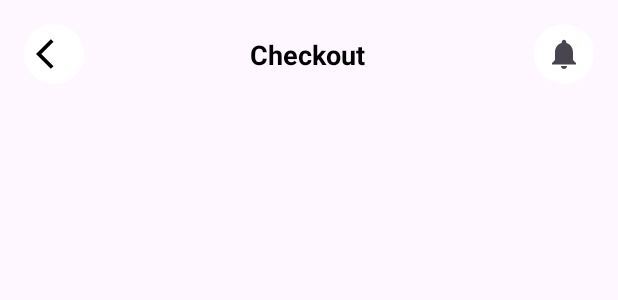
After one commit to yogzism890/Omurice, an Android app built with Jetpack Compose: the layout fragment_checkout.xml on its own in the app's theme, with its tools: preview values and no code run, on a phone screen of 412 x 824 dp. The commit adds this screen. Shown: the top 300 px of the screen. Run offline under Robolectric (Android 15) with nearby library versions, the phone set to English and light mode, and no system bars.

Commit message:
Menambahkan fragment_checkout yang berisi tampilan tombol Back dan Notifikasi dengan latar belakang berbentuk oval, serta menampilkan judul halaman dengan TextView bertuliskan "Checkout".

```diff
--- a/app/src/main/java/com/uti/omurice/MainActivity.kt
+++ b/app/src/main/java/com/uti/omurice/MainActivity.kt
@@ -23,6 +23,7 @@ class MainActivity : AppCompatActivity() {
         }
 
 
+
         ViewCompat.setOnApplyWindowInsetsListener(binding.root) { v, insets ->
             val systemBars = insets.getInsets(WindowInsetsCompat.Type.systemBars())
             v.setPadding(systemBars.left, systemBars.top, systemBars.right, systemBars.bottom)
--- a/app/src/main/java/com/uti/omurice/TampilanUtama.kt
+++ b/app/src/main/java/com/uti/omurice/TampilanUtama.kt
@@ -19,7 +19,7 @@ class TampilanUtama : AppCompatActivity() {
         setContentView(binding.root)
 
 //        membuka cart_fragment
-        binding.imageView4.setOnClickListener {
+        binding.btnCart.setOnClickListener {
             supportFragmentManager.beginTransaction()
                 .replace(R.id.fragment_container, CartFragment())
                 .commit()
--- /dev/null
+++ b/app/src/main/res/drawable/baseline_notifications.xml
@@ -0,0 +1,10 @@
+<vector xmlns:android="http://schemas.android.com/apk/res/android"
+    android:width="24dp"
+    android:height="24dp"
+    android:viewportWidth="24"
+    android:viewportHeight="24"
+    android:tint="?attr/colorControlNormal">
+  <path
+      android:fillColor="@android:color/black"
+      android:pathData="M12,22c1.1,0 2,-0.9 2,-2h-4c0,1.1 0.89,2 2,2zM18,16v-5c0,-3.07 -1.64,-5.64 -4.5,-6.32L13.5,4c0,-0.83 -0.67,-1.5 -1.5,-1.5s-1.5,0.67 -1.5,1.5v0.68C7.63,5.36 6,7.92 6,11v5l-2,2v1h16v-1l-2,-2z"/>
+</vector>
--- a/app/src/main/res/layout/fragment_cart.xml
+++ b/app/src/main/res/layout/fragment_cart.xml
@@ -646,4 +646,5 @@
             android:layout_marginBottom="8dp"
             app:srcCompat="@drawable/profil" />
     </LinearLayout>
+
 </androidx.constraintlayout.widget.ConstraintLayout>
--- /dev/null
+++ b/app/src/main/res/layout/fragment_checkout.xml
@@ -0,0 +1,68 @@
+<?xml version="1.0" encoding="utf-8"?>
+<ScrollView xmlns:android="http://schemas.android.com/apk/res/android"
+    xmlns:app="http://schemas.android.com/apk/res-auto"
+    android:id="@+id/scrollView"
+    android:layout_width="match_parent"
+    android:layout_height="match_parent"
+    android:fillViewport="true">
+
+    <androidx.constraintlayout.widget.ConstraintLayout
+        android:layout_width="match_parent"
+        android:layout_height="wrap_content"
+        android:padding="16dp">
+
+        <!-- Tombol Back -->
+        <ImageButton
+            android:id="@+id/btnBack"
+            android:layout_width="40dp"
+            android:layout_height="40dp"
+            android:background="@drawable/oval_whiteygz"
+            android:src="@drawable/ic_back"
+            android:contentDescription="@string/Back"
+            app:layout_constraintTop_toTopOf="parent"
+            app:layout_constraintStart_toStartOf="parent" />
+
+        <!-- Judul "Checkout" -->
+
+        <!-- Tombol Notifikasi -->
+        <TextView
+            android:id="@+id/txtCheckout"
+            android:layout_width="wrap_content"
+            android:layout_height="wrap_content"
+            android:layout_marginTop="8dp"
+            android:text="@string/Checkout"
+            android:textColor="#000000"
+            android:textSize="18sp"
+            android:textStyle="bold"
+            app:layout_constraintEnd_toStartOf="@+id/btnNotif"
+            app:layout_constraintHorizontal_bias="0.497"
+            app:layout_constraintStart_toEndOf="@+id/btnBack"
+            app:layout_constraintTop_toTopOf="parent" />
+
+        <ImageButton
+            android:id="@+id/btnNotif"
+            android:layout_width="40dp"
+            android:layout_height="40dp"
+            android:background="@drawable/oval_whiteygz"
+            android:src="@drawable/baseline_notifications"
+            android:contentDescription="@string/notifikasi"
+            app:layout_constraintTop_toTopOf="parent"
+            app:layout_constraintEnd_toEndOf="parent" />
+
+        <!-- Konten Tambahan -->
+        <LinearLayout
+            android:id="@+id/extraContent"
+            android:layout_width="0dp"
+            android:layout_height="wrap_content"
+            android:orientation="vertical"
+            app:layout_constraintTop_toBottomOf="@+id/txtCheckout"
+            app:layout_constraintStart_toStartOf="parent"
+            app:layout_constraintEnd_toEndOf="parent"
+            android:layout_marginTop="24dp">
+
+            <!-- Tambahkan isi halaman checkout lainnya di sini -->
+
+        </LinearLayout>
+
+    </androidx.constraintlayout.widget.ConstraintLayout>
+</ScrollView>
--- a/app/src/main/res/values/strings.xml
+++ b/app/src/main/res/values/strings.xml
@@ -65,6 +65,7 @@
     <string name="hargakbs">Rp.10.000.00</string>
     <string name="cabe">Cabai Merah</string>
     <string name="hargacb">Rp.23.000.00</string>
+    <string name="notifikasi">Notifikasi</string>
 
 
 
```
Also changed, not shown: app/src/main/java/com/uti/omurice/CheckoutFragment.kt (added, +59 -0 lines), app/src/main/res/layout/tampilan_utama.xml (+2 -21 lines).
